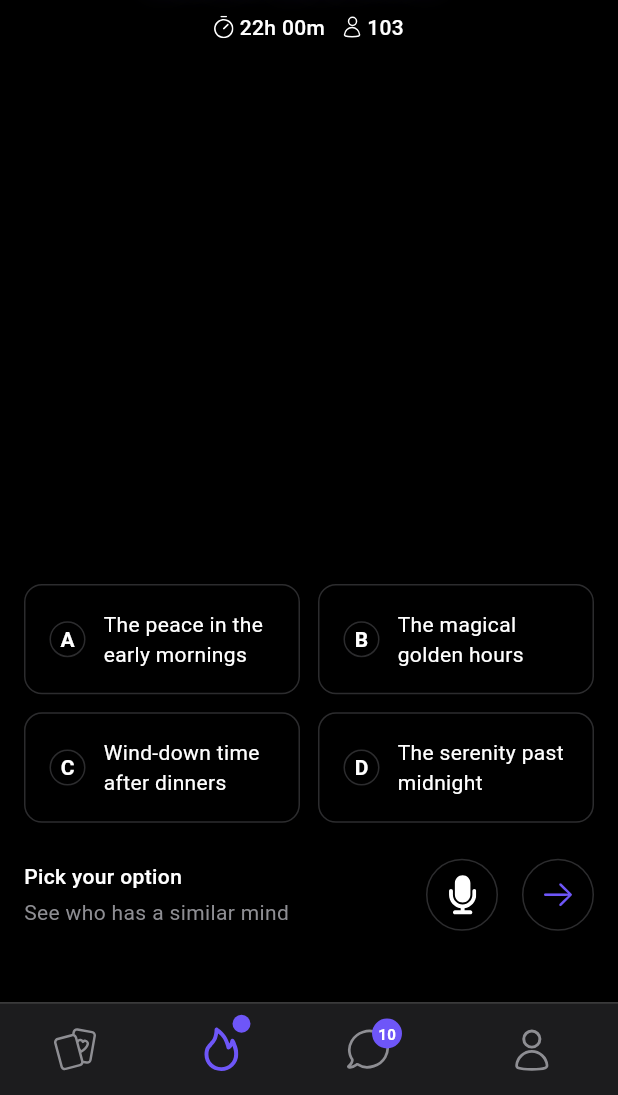
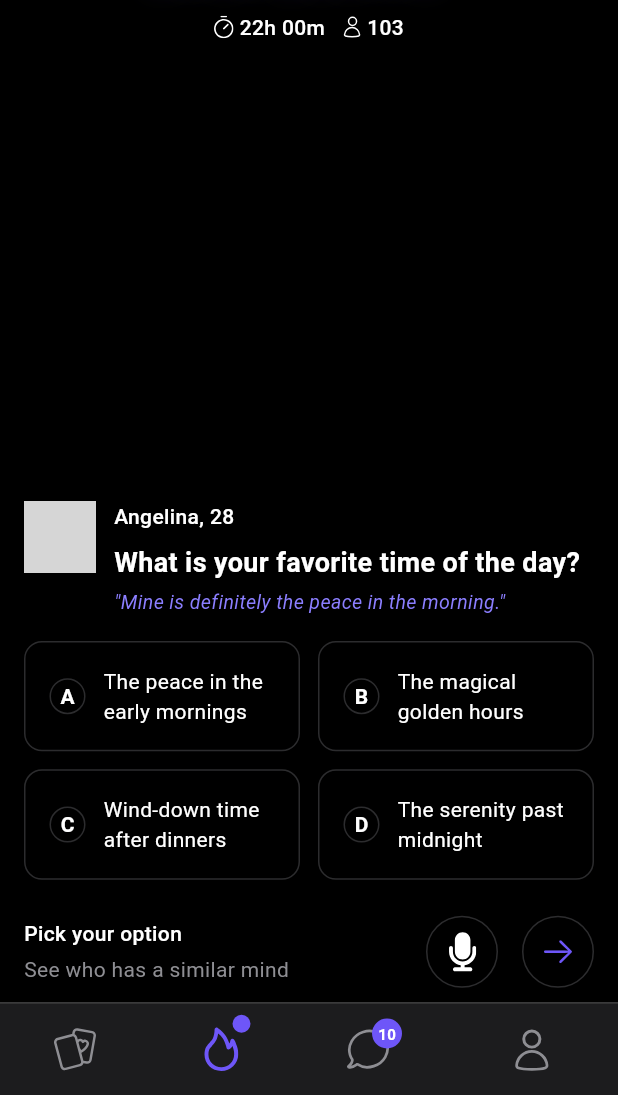
Before and after one commit to yourstrulycreator/stroll_fe, a Flutter app: the screen it shows after launch, on a phone screen of 412 x 824 dp, the part 141-1236 px from its top. Run offline on Flutter 3.47's test engine with Material 3 defaults, Android fonts, the phone set to English and light mode, and no system bars; our stand-ins replace flutter_riverpod, flutter_svg, google_fonts, riverpod, riverpod_annotation; generated files the repository leaves out were written again; grey boxes are pictures that could not be loaded.

Commit message:
feat: implement question section with bottom alignment
- Add question section with profile image and text layout
- Update spacing and alignment to match design
- Fix bottom alignment of content above nav bar
- Adjust font sizes and colors

```diff
--- /dev/null
+++ b/lib/features/bonfire/data/models/question.dart
@@ -0,0 +1,15 @@
+class Question {
+  final String authorName;
+  final String authorAvatar;
+  final int authorAge;
+  final String questionText;
+  final String quoteText;
+
+  const Question({
+    required this.authorName,
+    required this.authorAvatar,
+    required this.authorAge,
+    required this.questionText,
+    required this.quoteText,
+  });
+}
--- /dev/null
+++ b/lib/features/bonfire/providers/question_provider.dart
@@ -0,0 +1,19 @@
+import 'package:riverpod_annotation/riverpod_annotation.dart';
+import '../../../core/constants/app_assets.dart';
+import '../data/models/question.dart';
+
+part 'question_provider.g.dart';
+
+@riverpod
+class QuestionData extends _$QuestionData {
+  @override
+  Question build() {
+    return const Question(
+      authorName: 'Angelina',
+      authorAge: 28,
+      authorAvatar: AppAssets.defaultAvatar,
+      questionText: 'What is your favorite time of the day?',
+      quoteText: '"Mine is definitely the peace in the morning."',
+    );
+  }
+}
--- a/lib/features/bonfire/screens/bonfire_screen.dart
+++ b/lib/features/bonfire/screens/bonfire_screen.dart
@@ -7,6 +7,8 @@ import '../providers/header_provider.dart';
 import 'package:riverpod/riverpod.dart';
 import '../providers/options_provider.dart';
 import '../widgets/options/options_section.dart';
+import '../providers/question_provider.dart';
+import '../widgets/question/question_section.dart';
 
 class BonfireScreen extends ConsumerWidget {
   const BonfireScreen({super.key});
@@ -15,24 +17,33 @@ class BonfireScreen extends ConsumerWidget {
   Widget build(BuildContext context, WidgetRef ref) {
     final headerInfo = ref.watch(headerProvider);
     final options = ref.watch(optionsProvider);
+    final question = ref.watch(questionDataProvider);
 
     return Scaffold(
       backgroundColor: AppColors.background,
       body: SafeArea(
+        bottom: true,
         child: Padding(
-          padding: const EdgeInsets.symmetric(
-            horizontal: AppSpacing.screenPaddingHorizontal,
-            vertical: AppSpacing.screenPaddingVertical,
+          padding: const EdgeInsets.fromLTRB(
+            AppSpacing.screenPaddingHorizontal,
+            AppSpacing.screenPaddingVertical,
+            AppSpacing.screenPaddingHorizontal,
+            0,
           ),
           child: Column(
-            crossAxisAlignment: CrossAxisAlignment.start,
             children: [
               HeaderWidget(
                 timeRemaining: headerInfo.timeRemaining,
                 participantCount: headerInfo.participantCount,
               ),
-              const SizedBox(height: AppSpacing.headerToProfile),
               const Spacer(),
+              Padding(
+                padding: const EdgeInsets.only(bottom: 10),
+                child: Column(
+                  mainAxisSize: MainAxisSize.min,
+                  children: [
+                    QuestionSection(question: question),
+                    const SizedBox(height: 16),
                     OptionsSection(
                       options: options,
                       onOptionSelected: (option) {
@@ -48,6 +59,9 @@ class BonfireScreen extends ConsumerWidget {
                   ],
                 ),
               ),
+            ],
+          ),
+        ),
       ),
     );
   }
--- /dev/null
+++ b/lib/features/bonfire/widgets/question/question_section.dart
@@ -0,0 +1,69 @@
+import 'package:flutter/material.dart';
+import '../../../../core/constants/app_colors.dart';
+import '../../../../core/constants/app_spacing.dart';
+import '../../data/models/question.dart';
+
+class QuestionSection extends StatelessWidget {
+  final Question question;
+
+  const QuestionSection({
+    super.key,
+    required this.question,
+  });
+
+  @override
+  Widget build(BuildContext context) {
+    return Row(
+      crossAxisAlignment: CrossAxisAlignment.start,
+      children: [
+        // Avatar
+        Container(
+          width: 48,
+          height: 48,
+          decoration: BoxDecoration(
+            shape: BoxShape.circle,
+            image: DecorationImage(
+              image: AssetImage(question.authorAvatar),
+              fit: BoxFit.cover,
+            ),
+          ),
+        ),
+        const SizedBox(width: 12),
+        // Text Column
+        Expanded(
+          child: Column(
+            crossAxisAlignment: CrossAxisAlignment.start,
+            children: [
+              Text(
+                '${question.authorName}, ${question.authorAge}',
+                style: const TextStyle(
+                  color: Colors.white,
+                  fontSize: 14,
+                  fontWeight: FontWeight.w500,
+                ),
+              ),
+              const SizedBox(height: 8),
+              Text(
+                question.questionText,
+                style: const TextStyle(
+                  color: Colors.white,
+                  fontSize: 18,
+                  fontWeight: FontWeight.w600,
+                ),
+              ),
+              const SizedBox(height: 4),
+              Text(
+                question.quoteText,
+                style: const TextStyle(
+                  color: Color(0xFF8B7EFF), // Purple color
+                  fontSize: 13,
+                  fontStyle: FontStyle.italic,
+                ),
+              ),
+            ],
+          ),
+        ),
+      ],
+    );
+  }
+}
```
Also changed, not shown: lib/features/bonfire/providers/question_provider.g.dart (added). Lines whose indentation alone changed are shown as unchanged.
